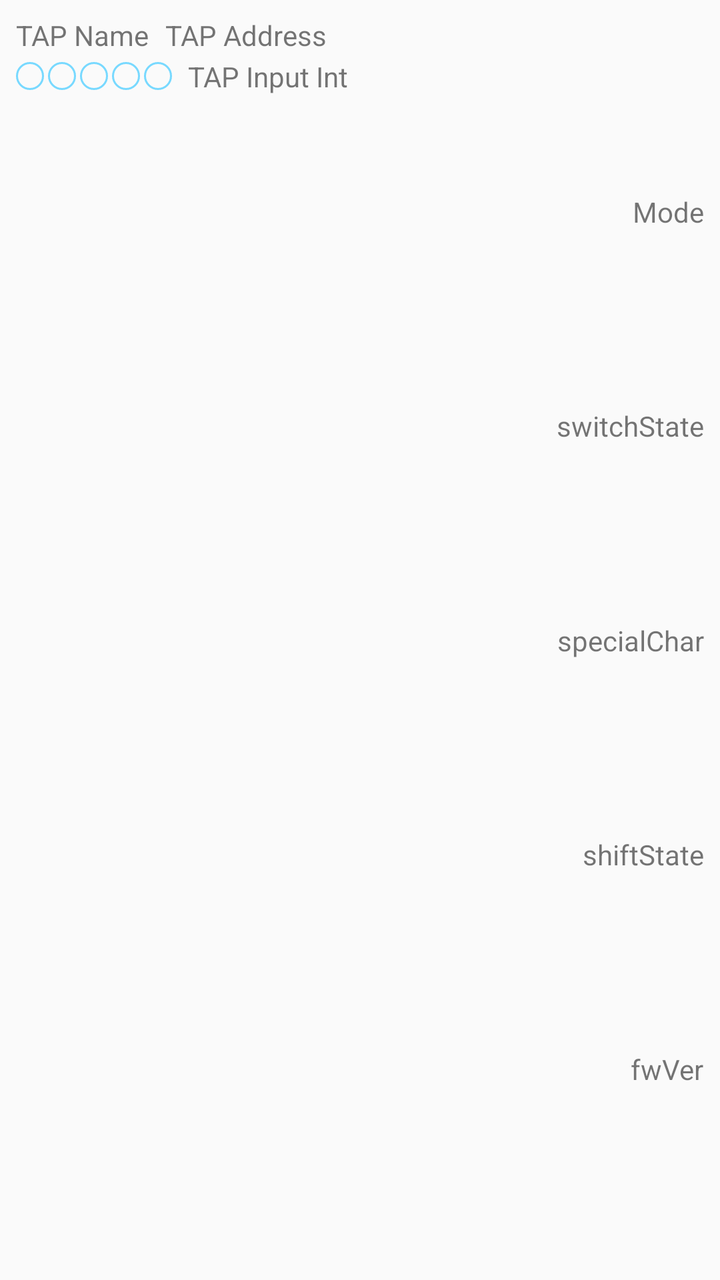
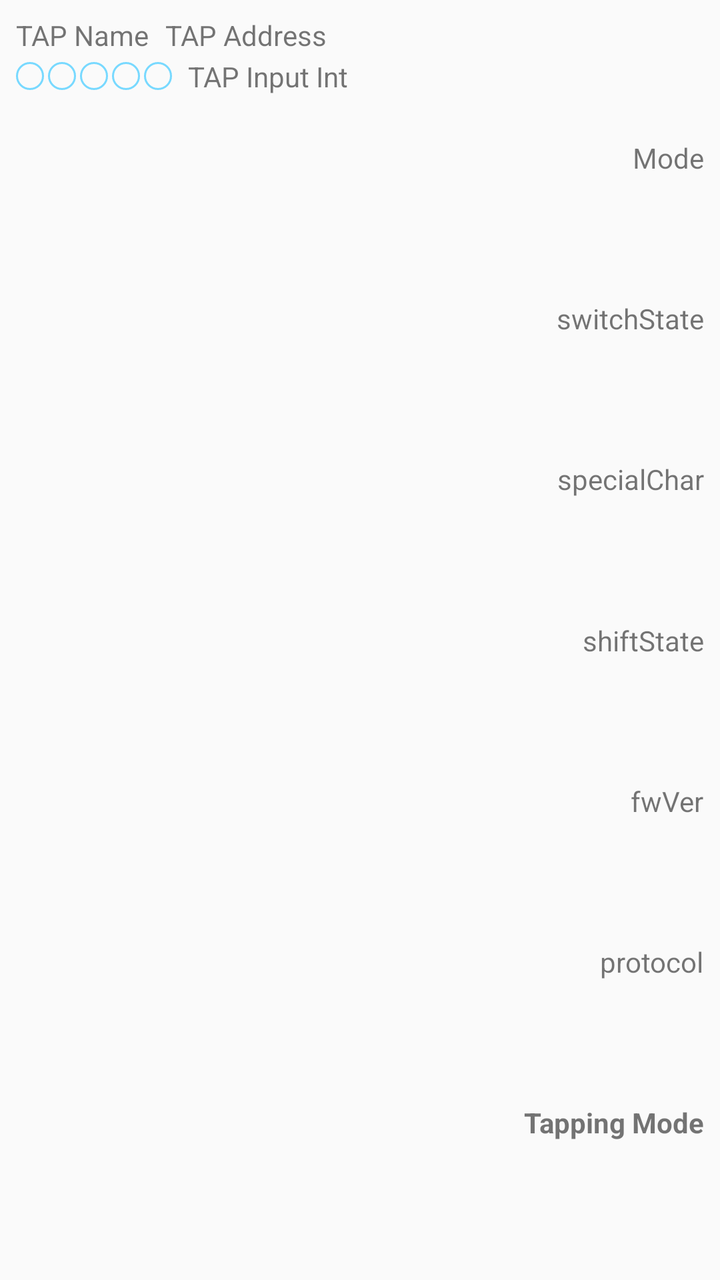

An Android layout rendered at two revisions. The XML below is the earlier revision; the diff shows what the commit changed to produce the second picture.
<!-- AndroidManifest.xml: application theme AppTheme -->
<!-- res/layout/list_row.xml -->
<?xml version="1.0" encoding="utf-8"?>
<androidx.constraintlayout.widget.ConstraintLayout xmlns:android="http://schemas.android.com/apk/res/android"
    xmlns:app="http://schemas.android.com/apk/res-auto"
    xmlns:tools="http://schemas.android.com/tools"
    android:layout_width="match_parent"
    android:layout_height="wrap_content"
    android:clickable="true"
    android:focusable="true"
    android:foreground="?android:attr/selectableItemBackground"
    android:padding="8dp">

    <TextView
        android:id="@+id/tapName"
        android:layout_width="wrap_content"
        android:layout_height="wrap_content"
        android:text="TAP Name"
        app:layout_constraintStart_toStartOf="parent"
        app:layout_constraintTop_toTopOf="parent"
        tools:layout_editor_absoluteX="57dp" />

    <TextView
        android:id="@+id/tapAddress"
        android:layout_width="wrap_content"
        android:layout_height="wrap_content"
        android:layout_marginStart="8dp"
        android:text="TAP Address"
        app:layout_constraintStart_toEndOf="@id/tapName"
        app:layout_constraintTop_toTopOf="parent" />

    <View
        android:id="@+id/finger1"
        style="@style/TapCircle"
        android:layout_marginTop="4dp"
        app:layout_constraintStart_toStartOf="parent"
        app:layout_constraintTop_toBottomOf="@+id/tapName" />

    <View
        android:id="@+id/finger2"
        style="@style/TapCircle"
        android:layout_marginStart="2dp"
        app:layout_constraintStart_toEndOf="@id/finger1"
        app:layout_constraintTop_toTopOf="@id/finger1" />

    <View
        android:id="@+id/finger3"
        style="@style/TapCircle"
        android:layout_marginStart="2dp"
        app:layout_constraintStart_toEndOf="@id/finger2"
        app:layout_constraintTop_toTopOf="@id/finger1" />

    <View
        android:id="@+id/finger4"
        style="@style/TapCircle"
        android:layout_marginStart="2dp"
        app:layout_constraintStart_toEndOf="@id/finger3"
        app:layout_constraintTop_toTopOf="@id/finger1" />

    <View
        android:id="@+id/finger5"
        style="@style/TapCircle"
        android:layout_marginStart="2dp"
        app:layout_constraintStart_toEndOf="@id/finger4"
        app:layout_constraintTop_toTopOf="@id/finger1" />

    <TextView
        android:id="@+id/tapInputInt"
        android:layout_width="wrap_content"
        android:layout_height="wrap_content"
        android:layout_marginStart="8dp"
        android:text="TAP Input Int"
        android:textAlignment="center"
        app:layout_constraintBottom_toBottomOf="@id/finger5"
        app:layout_constraintStart_toEndOf="@id/finger5"
        app:layout_constraintTop_toTopOf="@+id/finger5" />

    <TextView
        android:id="@+id/switchState"
        android:layout_width="wrap_content"
        android:layout_height="wrap_content"
        android:text="switchState"
        app:layout_constraintBottom_toTopOf="@+id/specialChar"
        app:layout_constraintEnd_toEndOf="parent"
        app:layout_constraintTop_toBottomOf="@+id/tapMode" />

    <TextView
        android:id="@+id/specialChar"
        android:layout_width="wrap_content"
        android:layout_height="wrap_content"
        android:text="specialChar"
        app:layout_constraintBottom_toTopOf="@+id/shiftState"
        app:layout_constraintEnd_toEndOf="parent"
        app:layout_constraintTop_toBottomOf="@+id/switchState" />

    <TextView
        android:id="@+id/shiftState"
        android:layout_width="wrap_content"
        android:layout_height="wrap_content"
        android:text="shiftState"
        app:layout_constraintBottom_toTopOf="@+id/tapFwVer"
        app:layout_constraintEnd_toEndOf="parent"
        app:layout_constraintTop_toBottomOf="@+id/specialChar" />

    <TextView
        android:id="@+id/tapFwVer"
        android:layout_width="wrap_content"
        android:layout_height="wrap_content"
        android:text="fwVer"
        app:layout_constraintBottom_toBottomOf="parent"
        app:layout_constraintEnd_toEndOf="parent"
        app:layout_constraintTop_toBottomOf="@+id/shiftState" />

    <TextView
        android:id="@+id/tapMode"
        android:layout_width="wrap_content"
        android:layout_height="wrap_content"
        android:text="Mode"
        app:layout_constraintBottom_toTopOf="@+id/switchState"
        app:layout_constraintEnd_toEndOf="parent"
        app:layout_constraintTop_toTopOf="parent" />

</androidx.constraintlayout.widget.ConstraintLayout>
<!-- resources referenced by this layout -->
<resources>
  <style name="TapCircle">
          <item name="android:layout_width">14dp</item>
          <item name="android:layout_height">14dp</item>
          <item name="android:background">@drawable/circle_empty</item>
      </style>
  <style name="AppTheme" parent="Theme.AppCompat.Light.DarkActionBar">
          
          <item name="colorPrimary">@color/colorPrimary</item>
          <item name="colorPrimaryDark">@color/colorPrimaryDark</item>
          <item name="colorAccent">@color/colorAccent</item>
      </style>
  <!-- drawable circle_empty (drawable) -->
  <?xml version="1.0" encoding="utf-8"?>
  <shape
      xmlns:android="http://schemas.android.com/apk/res/android"
      android:shape="oval">
      <stroke
          android:width="1dp"
          android:color="#78d9ff"/>
  </shape>
  <color name="colorPrimary">#3F51B5</color>
  <color name="colorPrimaryDark">#303F9F</color>
  <color name="colorAccent">#FF4081</color>
</resources>

<!-- the commit's change to res/layout/list_row.xml (unified diff, before → after) -->
@@ -63,6 +63,15 @@
         app:layout_constraintTop_toTopOf="@id/finger1" />
 
     <TextView
+        android:id="@+id/airGesture"
+        android:layout_width="wrap_content"
+        android:layout_height="wrap_content"
+        android:layout_marginTop="4dp"
+        android:text=""
+        app:layout_constraintStart_toStartOf="parent"
+        app:layout_constraintTop_toBottomOf="@+id/finger1" />
+
+    <TextView
         android:id="@+id/tapInputInt"
         android:layout_width="wrap_content"
         android:layout_height="wrap_content"
@@ -105,9 +114,31 @@
         android:layout_width="wrap_content"
         android:layout_height="wrap_content"
         android:text="fwVer"
+        app:layout_constraintBottom_toTopOf="@+id/tapProtocol"
+        app:layout_constraintEnd_toEndOf="parent"
+        app:layout_constraintTop_toBottomOf="@+id/shiftState" />
+
+    <TextView
+        android:id="@+id/tapProtocol"
+        android:layout_width="wrap_content"
+        android:layout_height="wrap_content"
+        android:text="protocol"
+        app:layout_constraintBottom_toTopOf="@+id/xrState"
+        app:layout_constraintEnd_toEndOf="parent"
+        app:layout_constraintTop_toBottomOf="@+id/tapFwVer" />
+
+    <TextView
+        android:id="@+id/xrState"
+        android:layout_width="wrap_content"
+        android:layout_height="wrap_content"
+        android:background="?android:attr/selectableItemBackground"
+        android:clickable="true"
+        android:focusable="true"
+        android:text="Tapping Mode"
+        android:textStyle="bold"
         app:layout_constraintBottom_toBottomOf="parent"
         app:layout_constraintEnd_toEndOf="parent"
-        app:layout_constraintTop_toBottomOf="@+id/shiftState" />
+        app:layout_constraintTop_toBottomOf="@+id/tapProtocol" />
 
     <TextView
         android:id="@+id/tapMode"
